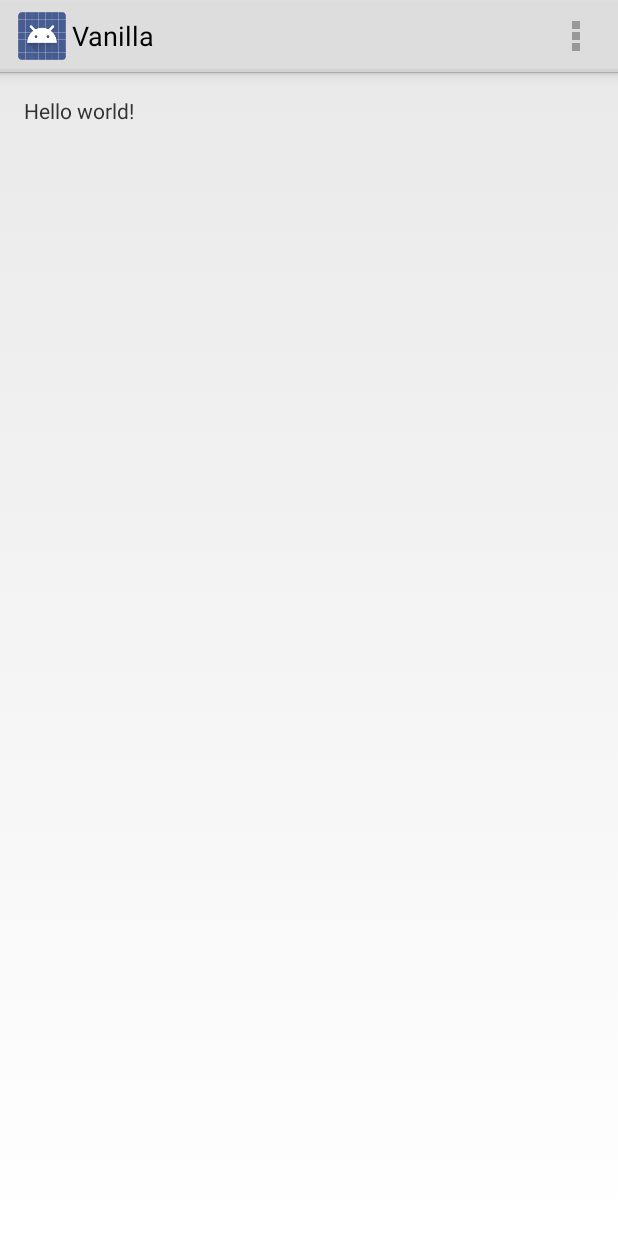
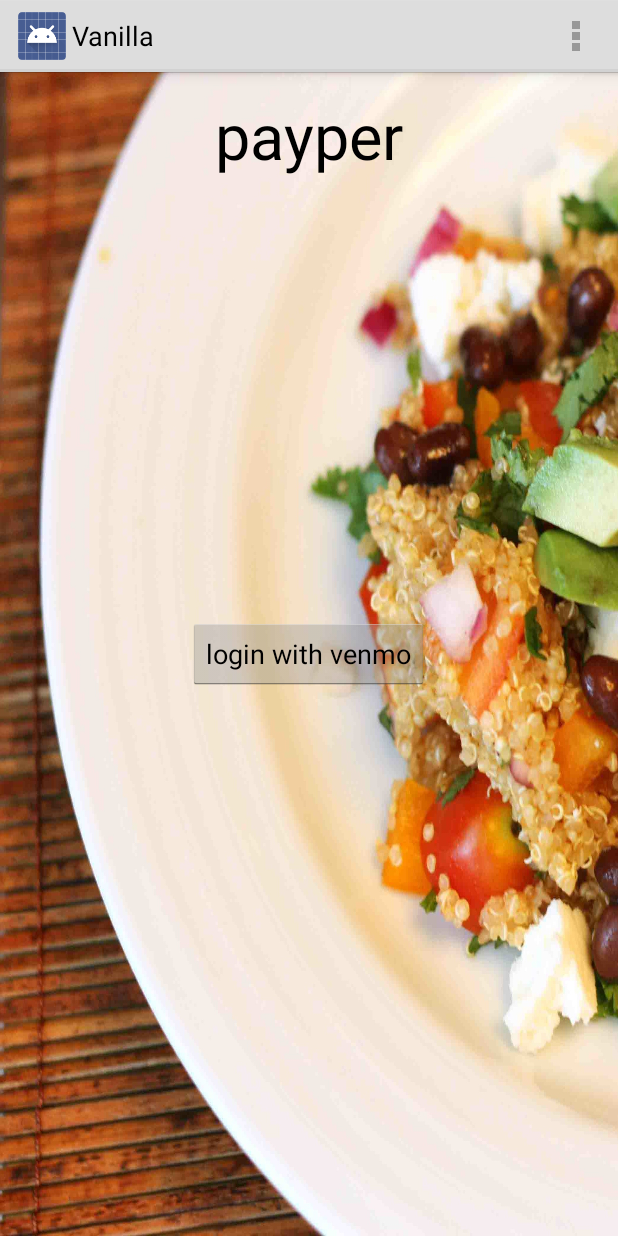
Before and after one commit to pterhx/vanilla, an Android app: the screen it shows after launch (MainActivity), on a phone screen of 412 x 824 dp. Run offline under Robolectric (Android 15) with nearby library versions, the light colour scheme and no system bars.

Commit message:
Added button, prettified it.

```diff
--- /dev/null
+++ b/VanillaProject/Vanilla/src/main/res/drawable/background.xml
@@ -0,0 +1,7 @@
+<?xml version="1.0" encoding="utf-8"?>
+
+<bitmap
+        xmlns:android="http://schemas.android.com/apk/res/android"
+        android:src="@drawable/background"
+        android:tileMode="repeat"
+        android:dither="true" />
--- a/VanillaProject/Vanilla/src/main/res/layout/main.xml
+++ b/VanillaProject/Vanilla/src/main/res/layout/main.xml
@@ -1,16 +1,30 @@
 <RelativeLayout xmlns:android="http://schemas.android.com/apk/res/android"
-    xmlns:tools="http://schemas.android.com/tools"
     android:layout_width="match_parent"
-    android:layout_height="match_parent"
-    android:paddingLeft="@dimen/activity_horizontal_margin"
-    android:paddingRight="@dimen/activity_horizontal_margin"
-    android:paddingTop="@dimen/activity_vertical_margin"
-    android:paddingBottom="@dimen/activity_vertical_margin"
-    tools:context=".MainActivity">
+    android:layout_height="match_parent">
+
+    <ImageView
+            android:layout_width="wrap_content"
+            android:layout_height="wrap_content"
+
+            android:src="@drawable/background"
+            android:scaleType="fitXY" />
 
     <TextView
         android:layout_width="wrap_content"
         android:layout_height="wrap_content"
-        android:text="@string/hello_world" />
+        android:text="@string/payper"
+        android:layout_gravity="center_horizontal|top"
+        android:layout_marginTop="14dp"
+        android:textColor="#000"
+        android:textSize="42sp"
+        android:layout_alignParentTop="true"
+        android:layout_centerHorizontal="true"/>
 
+    <Button
+            android:layout_width="wrap_content"
+            android:layout_height="wrap_content"
+            android:text="login with venmo"
+            android:id="@+id/button"
+            android:layout_centerVertical="true"
+            android:layout_centerHorizontal="true"/>
 </RelativeLayout>
--- a/VanillaProject/Vanilla/src/main/res/values/strings.xml
+++ b/VanillaProject/Vanilla/src/main/res/values/strings.xml
@@ -4,5 +4,6 @@
     <string name="app_name">Vanilla</string>
     <string name="action_settings">Settings</string>
     <string name="hello_world">Hello world!</string>
+    <string name="payper">payper</string>
 
 </resources>
```
Also changed, not shown: VanillaProject/Vanilla/src/main/res/drawable-hdpi/background.jpg (added), 17 other files.
